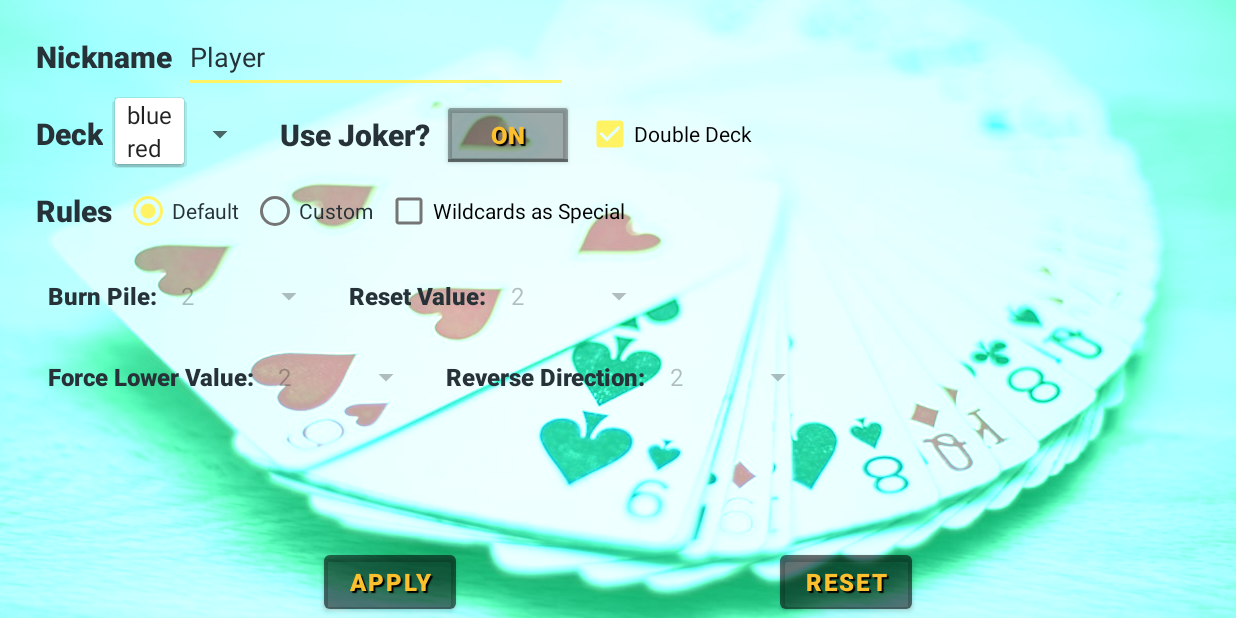
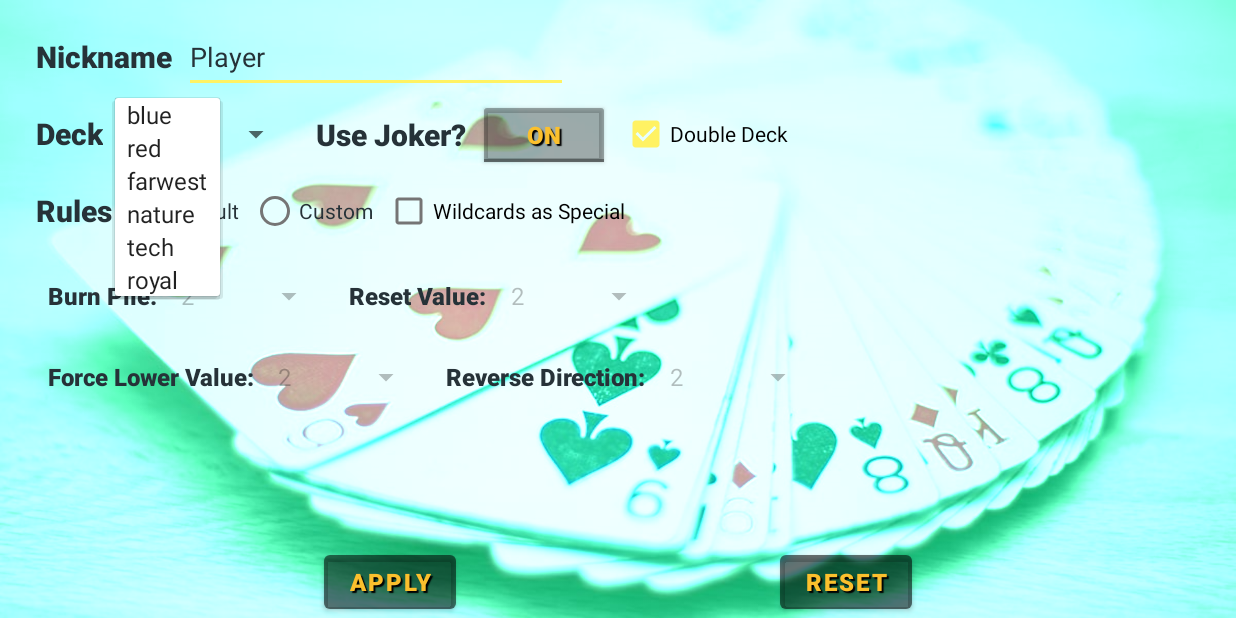
Before and after one commit to FelipiMatheuz/palace-android, an Android app: the SettingsActivity screen opened directly, with no data from a screen before it, after a tap on "blue", on a phone screen of 824 x 412 dp (held sideways). Run offline under Robolectric (Android 15) with nearby library versions, the phone set to English and light mode, and no system bars.

Commit message:
new cards
-added new cards
-adjusted preferences structure, because the multi-language function

```diff
--- a/app/src/main/java/org/felipimz/palace/activity/SettingsActivity.kt
+++ b/app/src/main/java/org/felipimz/palace/activity/SettingsActivity.kt
@@ -55,7 +55,7 @@ class SettingsActivity : AppCompatActivity() {
                     binding.cbWildcardSpecial.isChecked,
                     binding.cbDoubleDeck.isChecked,
                     rules,
-                    binding.spDeck.selectedItem.toString()
+                    binding.spDeck.selectedItemPosition
                 )
                 val preferences = getSharedPreferences("preferences", MODE_PRIVATE)
                 val editor = preferences.edit()
@@ -63,7 +63,7 @@ class SettingsActivity : AppCompatActivity() {
                 editor.putBoolean("deckWithJoker", binding.tbUseJoker.isChecked)
                 editor.putBoolean("doubleDeck", binding.cbDoubleDeck.isChecked)
                 editor.putBoolean("wildcardAsSpecial", binding.cbWildcardSpecial.isChecked)
-                editor.putString("card", binding.spDeck.selectedItem.toString())
+                editor.putInt("card", binding.spDeck.selectedItemPosition)
                 editor.putString("rules", rules)
                 editor.apply()
                 onBackPressed()
@@ -124,10 +124,10 @@ class SettingsActivity : AppCompatActivity() {
     }
 
     private fun initDeck() {
-        val deckArray = listOf("blue", "red")
-        val deckAdapter = ArrayAdapter(this, android.R.layout.simple_spinner_item, deckArray)
+        val decksArray = resources.getStringArray(R.array.decks_array).toList()
+        val deckAdapter = ArrayAdapter(this, android.R.layout.simple_spinner_item, decksArray)
         binding.spDeck.adapter = deckAdapter
-        binding.spDeck.setSelection(deckAdapter.getPosition(preferencesViewModel.loadCard()))
+        binding.spDeck.setSelection(preferencesViewModel.loadCard())
     }
 
     private fun initToggleButton() {
--- a/app/src/main/java/org/felipimz/palace/model/Preferences.kt
+++ b/app/src/main/java/org/felipimz/palace/model/Preferences.kt
@@ -6,5 +6,5 @@ data class Preferences(
     var doubleDeck: Boolean = true,
     var wildcardAsSpecial: Boolean = false,
     var rules: String = "default",
-    var card: String = "blue",
+    var card: Int = 0,
 )
--- a/app/src/main/java/org/felipimz/palace/viewmodel/PreferencesViewModel.kt
+++ b/app/src/main/java/org/felipimz/palace/viewmodel/PreferencesViewModel.kt
@@ -19,7 +19,7 @@ class PreferencesViewModel(context: Context) : ViewModel() {
             preferencesFile.getBoolean("doubleDeck", true),
             preferencesFile.getBoolean("wildcardAsSpecial", false),
             preferencesFile.getString("rules", "default")!!,
-            preferencesFile.getString("card", "blue")!!
+            preferencesFile.getInt("card", 0)
         )
     }
 
@@ -37,8 +37,12 @@ class PreferencesViewModel(context: Context) : ViewModel() {
 
     fun loadDeck(): Int {
         val deckResource = when (preferences.card) {
-            "blue" -> R.drawable.blue_card
-            "red" -> R.drawable.red_card
+            0 -> R.drawable.blue_card
+            1 -> R.drawable.red_card
+            2 -> R.drawable.farwest_card
+            3 -> R.drawable.nature_card
+            4 -> R.drawable.tech_card
+            5 -> R.drawable.royal_card
             else -> R.drawable.blue_card
         }
         return deckResource
@@ -48,7 +52,7 @@ class PreferencesViewModel(context: Context) : ViewModel() {
         return preferences.rules
     }
 
-    fun loadCard(): String {
+    fun loadCard(): Int {
         return preferences.card
     }
 
--- a/app/src/main/res/values/strings.xml
+++ b/app/src/main/res/values/strings.xml
@@ -62,6 +62,15 @@
         <item>Game Customization</item>
     </string-array>
 
+    <string-array name="decks_array">
+        <item>blue</item>
+        <item>red</item>
+        <item>farwest</item>
+        <item>nature</item>
+        <item>tech</item>
+        <item>royal</item>
+    </string-array>
+
     <string-array name="cards_array">
         <item>2</item>
         <item>3</item>
```
Also changed, not shown: app/src/main/res/drawable/farwest_card.png (added), app/src/main/res/drawable/nature_card.png (added), app/src/main/res/drawable/royal_card.png (added), app/src/main/res/drawable/tech_card.png (added), 1 other file.
